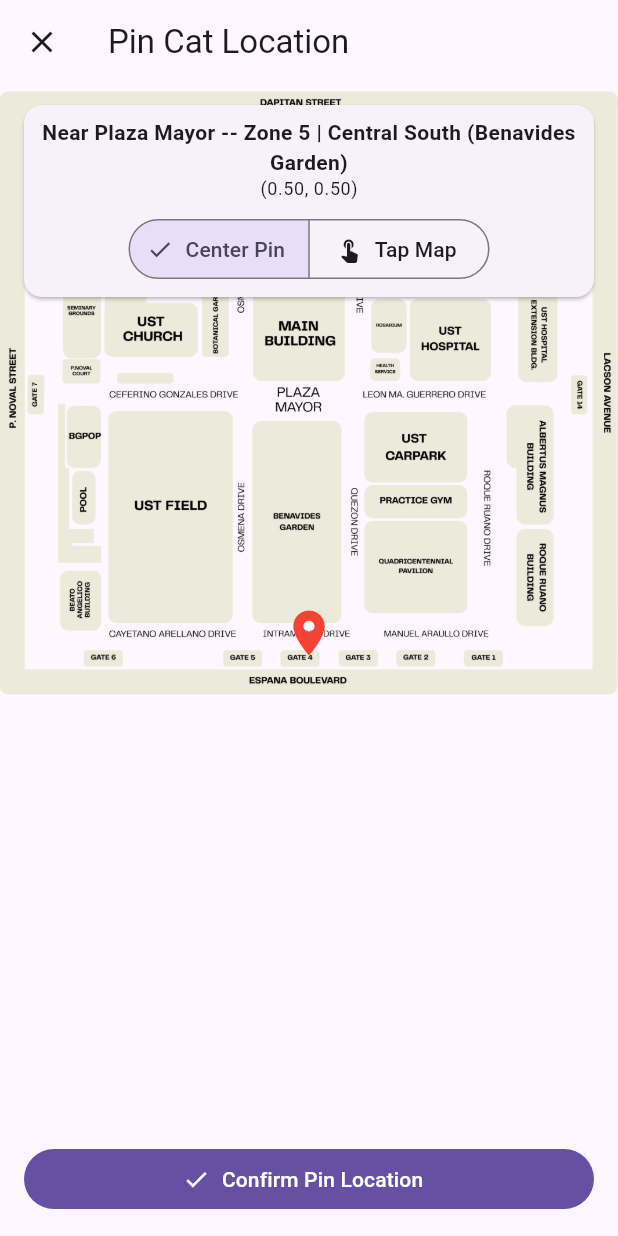
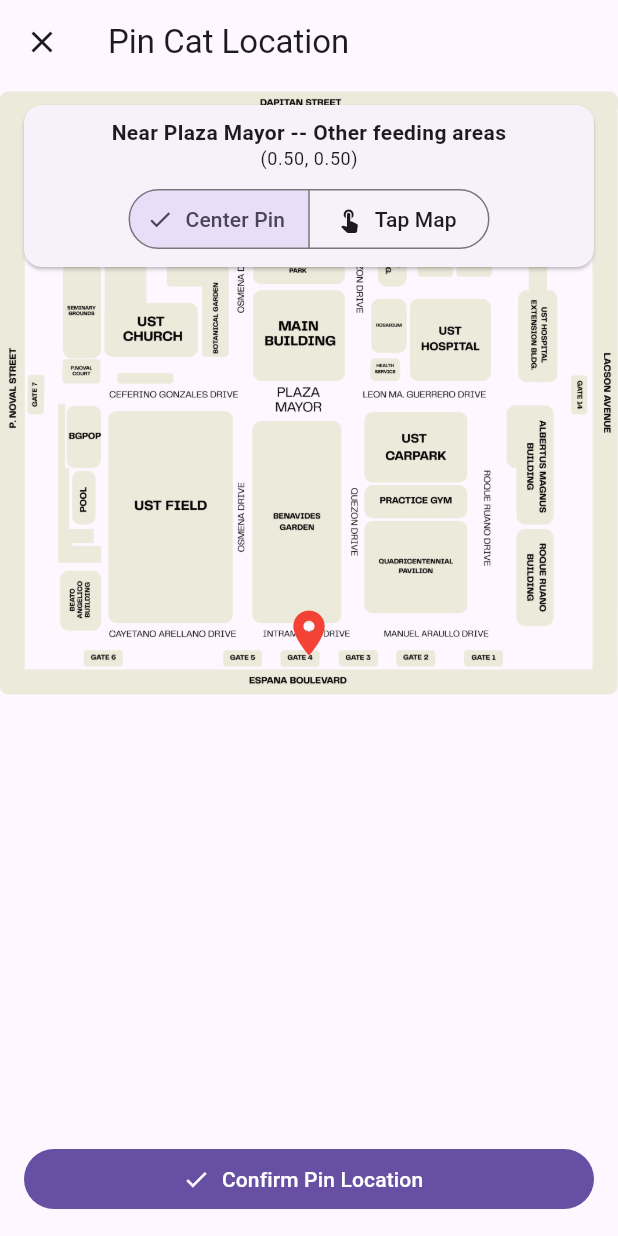
Before and after one commit to Koronnen/TomAlaga, a Flutter app: the screen it shows once a user with an empty profile is signed in, after a tap on "Tap to Pin Map", on a phone screen of 412 x 824 dp. Run offline on Flutter 3.47's test engine with Material 3 defaults, Android fonts, the phone set to English and light mode, and no system bars; our stand-ins replace cloud_firestore, firebase_auth, firebase_core, google_fonts, image_picker, supabase_flutter; accounts and stored records are empty.

Commit message:
Updated bounds to match the local community area designations

```diff
--- a/lib/models/map_pin_model.dart
+++ b/lib/models/map_pin_model.dart
@@ -1,4 +1,4 @@
-enum PinType { bowl,cat }
+enum PinType { bowl, cat }
 
 enum PinPlacementMode { none, centerPin, tapToPin }
 
@@ -14,8 +14,27 @@ class CampusLandmark {
     required this.name,
     required this.zoneId,
     required this.mapX,
-    required this.mapY
+    required this.mapY,
   });
+}
+
+class _ZoneBounds {
+  final String zoneId;
+  final double minX;
+  final double minY;
+  final double maxX;
+  final double maxY;
+
+  const _ZoneBounds({
+    required this.zoneId,
+    required this.minX,
+    required this.minY,
+    required this.maxX,
+    required this.maxY,
+  });
+
+  bool contains(double x, double y) =>
+      x >= minX && x <= maxX && y >= minY && y <= maxY;
 }
 
 class MapPinModel {
@@ -47,36 +66,53 @@ class MapPinModel {
     required this.updatedAt,
   });
 
+  static const String otherZoneId = 'other_feeding_areas';
+
   static const Map<String, String> zones = {
-    'zone_1_nw' : 'Zone 1 | P. Noval - Dapitan',
-    'zone_2_nc' : 'Zone 2 | Central North (Main & Library)',
-    'zone_3_ne' : 'Zone 3 | Lacson - Dapitan (Hospital)',
-    'zone_4_sw' : 'Zone 4 | P. Noval - Espana (Field & BGPOP)',
-    'zone_5_sc' : 'Zone 5 | Central South (Benavides Garden)',
-    'zone_6_se' : 'Zone 6 | Lacson - Espana (Carpark & Engineering)',
+    'area_1': 'Area 1 | San Martin De Porres',
+    'area_2': 'Area 2 | BGPOP',
+    'area_3': 'Area 3 | Botanical Garden, TARC',
+    'area_4': 'Area 4 | St. Raymunds Penafort',
+    'area_5': 'Area 5 | Roque Ruano, Quadricentennial Pavilion',
+    otherZoneId: 'Other feeding areas',
   };
 
-  static (String zoneid, String zoneName) detectZone(double x, double y) {
-    final isNorth = y < 0.5;
+  /// Normalized (0.0–1.0) bounding boxes matching the 5 black borders on the map.
+  static const List<_ZoneBounds> _areaBounds = [
+    // Area 1: Top-Right (San Martin De Porres)
+    _ZoneBounds(zoneId: 'area_1', minX: 0.660, minY: 0.106, maxX: 0.835, maxY: 0.326),
+    // Area 2: Bottom-Left (BGPOP, UST Field, Beato Angelico, P. Noval Court)
+    _ZoneBounds(zoneId: 'area_2', minX: 0.085, minY: 0.453, maxX: 0.386, maxY: 0.903),
+    // Area 3: Top-Left (Botanical Garden, TARC, Church, Benavides Bldg, etc.)
+    _ZoneBounds(zoneId: 'area_3', minX: 0.085, minY: 0.110, maxX: 0.376, maxY: 0.448),
+    // Area 4: Top-Center (St. Raymunds Penafort, Library, Q-Park, Henry Sy, Tan Yan Kee)
+    _ZoneBounds(zoneId: 'area_4', minX: 0.400, minY: 0.120, maxX: 0.656, maxY: 0.336),
+    // Area 5: Bottom-Right (Roque Ruano, Quadricentennial Pavilion, Carpark, Gym, Albertus)
+    _ZoneBounds(zoneId: 'area_5', minX: 0.583, minY: 0.518, maxX: 0.895, maxY: 0.903),
+  ];
 
-    if (x < 0.39) {
-      return isNorth ? ('zone_1_nw', zones['zone_1_nw']!) : ('zone_4_sw', zones['zone_4_sw']!);
-    } else if (x < 0.57) {
-      return isNorth ? ('zone_2_nc', zones['zone_2_nc']!) : ('zone_5_sc', zones['zone_5_sc']!);
-    } else {
-      return isNorth ? ('zone_3_ne', zones['zone_3_ne']!) : ('zone_6_se', zones['zone_6_se']!);
+  static (String zoneId, String zoneName) detectZone(double x, double y) {
+    for (final bounds in _areaBounds) {
+      if (bounds.contains(x, y)) {
+        return (bounds.zoneId, zones[bounds.zoneId]!);
+      }
     }
+    return (otherZoneId, zones[otherZoneId]!);
   }
 
-  static String? findNearestLandmark(double x, double y, List<CampusLandmark> landmarks) {
+  static String? findNearestLandmark(
+    double x,
+    double y,
+    List<CampusLandmark> landmarks,
+  ) {
     if (landmarks.isEmpty) return null;
     CampusLandmark? closest;
-    double bestDistanceSquared = double.infinity; //classic minimization loop trust
+    double bestDistanceSquared = double.infinity;
 
-    for (final landmark in landmarks ) {
+    for (final landmark in landmarks) {
       final distanceX = landmark.mapX - x;
       final distanceY = landmark.mapY - y;
-      final distanceSquared = (distanceX * distanceX) + (distanceY * distanceY); //who cares about dart:math am I right?
+      final distanceSquared = (distanceX * distanceX) + (distanceY * distanceY);
       if (distanceSquared < bestDistanceSquared) {
         bestDistanceSquared = distanceSquared;
         closest = landmark;
--- a/lib/utils/campus_map_landmark_constants.dart
+++ b/lib/utils/campus_map_landmark_constants.dart
@@ -2,46 +2,46 @@ import '../models/map_pin_model.dart';
 
 class CampusMapLandmarkConstants {
   static const List<CampusLandmark> ustLandmarks = [
-    // Zone 1: Northwest (P. Noval – Dapitan)
-    CampusLandmark(id: 'lm_tarc', name: 'TARC', zoneId: 'zone_1_nw', mapX: 0.21, mapY: 0.16),
-    CampusLandmark(id: 'lm_centlab', name: 'Central Laboratory', zoneId: 'zone_1_nw', mapX: 0.13, mapY: 0.25),
-    CampusLandmark(id: 'lm_seminary', name: 'Seminary Grounds', zoneId: 'zone_1_nw', mapX: 0.13, mapY: 0.36),
-    CampusLandmark(id: 'lm_pnoval_court', name: 'P. Noval Court', zoneId: 'zone_1_nw', mapX: 0.13, mapY: 0.46),
-    CampusLandmark(id: 'lm_benavides_bldg', name: 'Benavides Building', zoneId: 'zone_1_nw', mapX: 0.32, mapY: 0.24),
-    CampusLandmark(id: 'lm_church', name: 'UST Church', zoneId: 'zone_1_nw', mapX: 0.24, mapY: 0.39),
-    CampusLandmark(id: 'lm_botanical', name: 'Botanical Garden', zoneId: 'zone_1_nw', mapX: 0.35, mapY: 0.37),
+    // Area 1: San Martin De Porres
+    CampusLandmark(id: 'lm_martin', name: 'St. Martin de Porres Building', zoneId: 'area_1', mapX: 0.73, mapY: 0.21),
 
-    // Zone 2: North-Central (Dapitan Center)
-    CampusLandmark(id: 'lm_henry_sy', name: 'Henry Sy Sr. Hall', zoneId: 'zone_2_nc', mapX: 0.45, mapY: 0.15),
-    CampusLandmark(id: 'lm_tan_yan_kee', name: 'Tan Yan Kee Building', zoneId: 'zone_2_nc', mapX: 0.52, mapY: 0.14),
-    CampusLandmark(id: 'lm_library', name: 'Miguel de Benavides Library', zoneId: 'zone_2_nc', mapX: 0.48, mapY: 0.22),
-    CampusLandmark(id: 'lm_qpark', name: 'Quadricentennial Park', zoneId: 'zone_2_nc', mapX: 0.48, mapY: 0.29),
-    CampusLandmark(id: 'lm_main', name: 'Main Building', zoneId: 'zone_2_nc', mapX: 0.48, mapY: 0.40),
+    // Area 2: BGPOP
+    CampusLandmark(id: 'lm_pnoval_court', name: 'P. Noval Court', zoneId: 'area_2', mapX: 0.13, mapY: 0.46),
+    CampusLandmark(id: 'lm_bgpop', name: 'BGPOP', zoneId: 'area_2', mapX: 0.14, mapY: 0.57),
+    CampusLandmark(id: 'lm_pool', name: 'Pool', zoneId: 'area_2', mapX: 0.14, mapY: 0.67),
+    CampusLandmark(id: 'lm_beato', name: 'Beato Angelico Building', zoneId: 'area_2', mapX: 0.13, mapY: 0.83),
+    CampusLandmark(id: 'lm_field', name: 'UST Field', zoneId: 'area_2', mapX: 0.28, mapY: 0.69),
 
-    // Zone 3: Northeast (Lacson – Dapitan)
-    CampusLandmark(id: 'lm_raymund', name: 'St. Raymund Peñafort Bldg.', zoneId: 'zone_3_ne', mapX: 0.63, mapY: 0.25),
-    CampusLandmark(id: 'lm_martin', name: 'St. Martin de Porres Building', zoneId: 'zone_3_ne', mapX: 0.73, mapY: 0.21),
-    CampusLandmark(id: 'lm_rosarium', name: 'Rosarium', zoneId: 'zone_3_ne', mapX: 0.63, mapY: 0.39),
-    CampusLandmark(id: 'lm_health', name: 'Health Service', zoneId: 'zone_3_ne', mapX: 0.62, mapY: 0.46),
-    CampusLandmark(id: 'lm_hospital', name: 'UST Hospital', zoneId: 'zone_3_ne', mapX: 0.73, mapY: 0.41),
-    CampusLandmark(id: 'lm_hosp_clin', name: 'UST Hospital Clinical Division', zoneId: 'zone_3_ne', mapX: 0.87, mapY: 0.21),
-    CampusLandmark(id: 'lm_hosp_ext', name: 'UST Hospital Extension Bldg.', zoneId: 'zone_3_ne', mapX: 0.87, mapY: 0.40),
+    // Area 3: Botanical Garden, TARC
+    CampusLandmark(id: 'lm_tarc', name: 'TARC', zoneId: 'area_3', mapX: 0.21, mapY: 0.16),
+    CampusLandmark(id: 'lm_centlab', name: 'Central Laboratory', zoneId: 'area_3', mapX: 0.13, mapY: 0.25),
+    CampusLandmark(id: 'lm_seminary', name: 'Seminary Grounds', zoneId: 'area_3', mapX: 0.13, mapY: 0.36),
+    CampusLandmark(id: 'lm_benavides_bldg', name: 'Benavides Building', zoneId: 'area_3', mapX: 0.32, mapY: 0.24),
+    CampusLandmark(id: 'lm_church', name: 'UST Church', zoneId: 'area_3', mapX: 0.24, mapY: 0.39),
+    CampusLandmark(id: 'lm_botanical', name: 'Botanical Garden', zoneId: 'area_3', mapX: 0.35, mapY: 0.37),
 
-    // Zone 4: Southwest (P. Noval – España)
-    CampusLandmark(id: 'lm_bgpop', name: 'BGPOP', zoneId: 'zone_4_sw', mapX: 0.14, mapY: 0.57),
-    CampusLandmark(id: 'lm_pool', name: 'Pool', zoneId: 'zone_4_sw', mapX: 0.14, mapY: 0.67),
-    CampusLandmark(id: 'lm_beato', name: 'Beato Angelico Building', zoneId: 'zone_4_sw', mapX: 0.13, mapY: 0.83),
-    CampusLandmark(id: 'lm_field', name: 'UST Field', zoneId: 'zone_4_sw', mapX: 0.28, mapY: 0.69),
+    // Area 4: St. Raymunds Penafort
+    CampusLandmark(id: 'lm_henry_sy', name: 'Henry Sy Sr. Hall', zoneId: 'area_4', mapX: 0.45, mapY: 0.15),
+    CampusLandmark(id: 'lm_tan_yan_kee', name: 'Tan Yan Kee Building', zoneId: 'area_4', mapX: 0.52, mapY: 0.14),
+    CampusLandmark(id: 'lm_library', name: 'Miguel de Benavides Library', zoneId: 'area_4', mapX: 0.48, mapY: 0.22),
+    CampusLandmark(id: 'lm_qpark', name: 'Quadricentennial Park', zoneId: 'area_4', mapX: 0.48, mapY: 0.29),
+    CampusLandmark(id: 'lm_raymund', name: 'St. Raymund Peñafort Bldg.', zoneId: 'area_4', mapX: 0.63, mapY: 0.25),
 
-    // Zone 5: South-Central (España Center)
-    CampusLandmark(id: 'lm_plaza_mayor', name: 'Plaza Mayor', zoneId: 'zone_5_sc', mapX: 0.48, mapY: 0.51),
-    CampusLandmark(id: 'lm_benavides_garden', name: 'Benavides Garden', zoneId: 'zone_5_sc', mapX: 0.48, mapY: 0.70),
+    // Area 5: Roque Ruano, Quadricentennial Pavilion
+    CampusLandmark(id: 'lm_carpark', name: 'UST Carpark', zoneId: 'area_5', mapX: 0.67, mapY: 0.59),
+    CampusLandmark(id: 'lm_gym', name: 'Practice Gym', zoneId: 'area_5', mapX: 0.67, mapY: 0.67),
+    CampusLandmark(id: 'lm_pavilion', name: 'Quadricentennial Pavilion', zoneId: 'area_5', mapX: 0.67, mapY: 0.77),
+    CampusLandmark(id: 'lm_albertus', name: 'Albertus Magnus Building', zoneId: 'area_5', mapX: 0.86, mapY: 0.61),
+    CampusLandmark(id: 'lm_ruano', name: 'Roque Ruano Building', zoneId: 'area_5', mapX: 0.86, mapY: 0.80),
 
-    // Zone 6: Southeast (Lacson – España)
-    CampusLandmark(id: 'lm_carpark', name: 'UST Carpark', zoneId: 'zone_6_se', mapX: 0.67, mapY: 0.59),
-    CampusLandmark(id: 'lm_gym', name: 'Practice Gym', zoneId: 'zone_6_se', mapX: 0.67, mapY: 0.67),
-    CampusLandmark(id: 'lm_pavilion', name: 'Quadricentennial Pavilion', zoneId: 'zone_6_se', mapX: 0.67, mapY: 0.77),
-    CampusLandmark(id: 'lm_albertus', name: 'Albertus Magnus Building', zoneId: 'zone_6_se', mapX: 0.86, mapY: 0.61),
-    CampusLandmark(id: 'lm_ruano', name: 'Roque Ruano Building', zoneId: 'zone_6_se', mapX: 0.86, mapY: 0.80),
-];
+    // Other feeding areas (outside all five red outlined zones)
+    CampusLandmark(id: 'lm_main', name: 'Main Building', zoneId: 'other_feeding_areas', mapX: 0.48, mapY: 0.40),
+    CampusLandmark(id: 'lm_rosarium', name: 'Rosarium', zoneId: 'other_feeding_areas', mapX: 0.63, mapY: 0.39),
+    CampusLandmark(id: 'lm_health', name: 'Health Service', zoneId: 'other_feeding_areas', mapX: 0.62, mapY: 0.46),
+    CampusLandmark(id: 'lm_hospital', name: 'UST Hospital', zoneId: 'other_feeding_areas', mapX: 0.73, mapY: 0.41),
+    CampusLandmark(id: 'lm_hosp_clin', name: 'UST Hospital Clinical Division', zoneId: 'other_feeding_areas', mapX: 0.87, mapY: 0.21),
+    CampusLandmark(id: 'lm_hosp_ext', name: 'UST Hospital Extension Bldg.', zoneId: 'other_feeding_areas', mapX: 0.87, mapY: 0.40),
+    CampusLandmark(id: 'lm_plaza_mayor', name: 'Plaza Mayor', zoneId: 'other_feeding_areas', mapX: 0.48, mapY: 0.51),
+    CampusLandmark(id: 'lm_benavides_garden', name: 'Benavides Garden', zoneId: 'other_feeding_areas', mapX: 0.48, mapY: 0.70),
+  ];
 }
```
